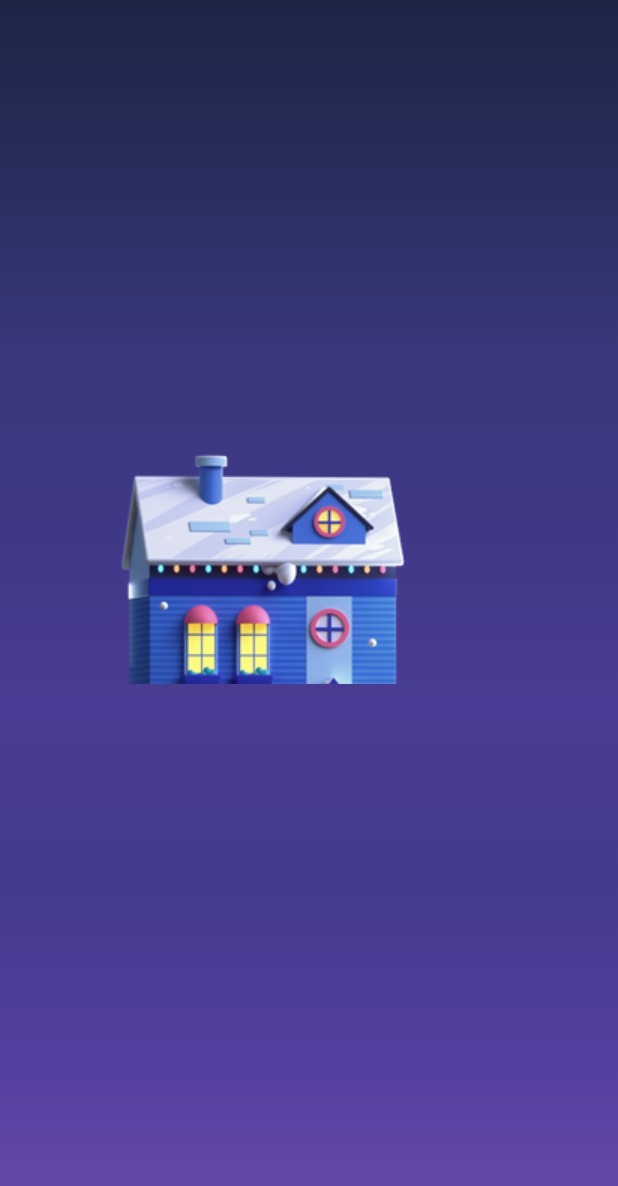
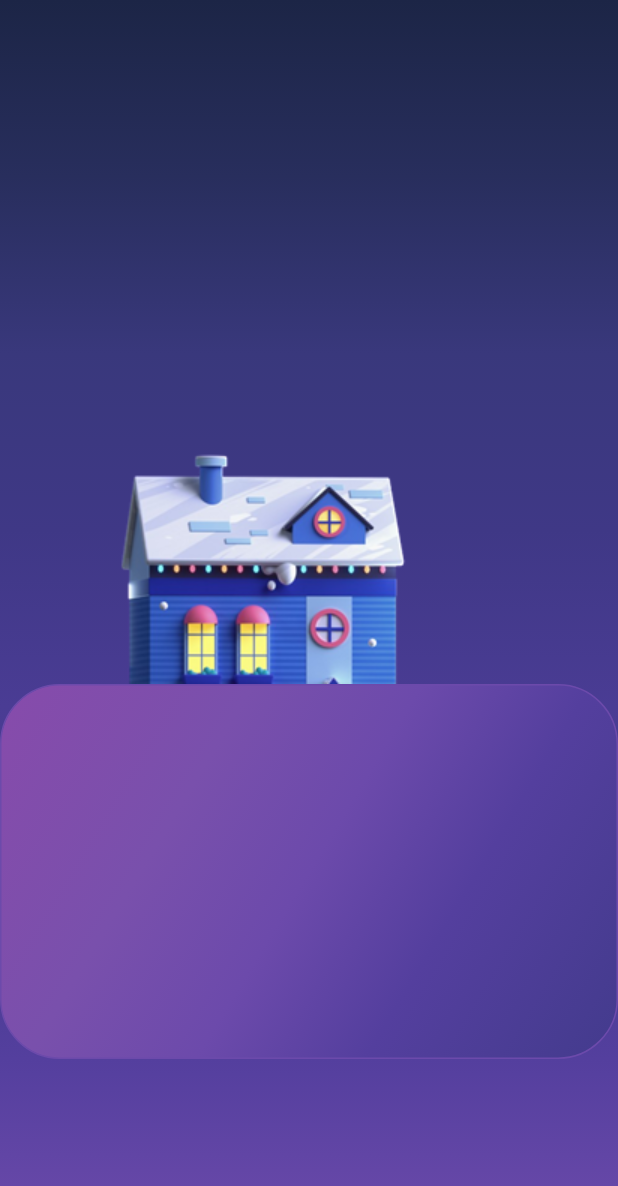
Before and after one commit to adeenazara2002/Weather-Forecast-App, a Flutter app: the Home screen opened directly, on a phone screen of 412 x 824 dp. Shown: the top 1186 px of the screen. Run offline on Flutter 3.47's test engine with Material 3 defaults, Android fonts, the phone set to English and light mode, and no system bars.

Commit message:
Home Screen

```diff
--- a/lib/Screens/home.dart
+++ b/lib/Screens/home.dart
@@ -21,8 +21,6 @@ class Home extends StatelessWidget {
               Color.fromRGBO(67, 59, 141, 1.0),
               Color.fromRGBO(84, 63, 158, 1.0),
               Color.fromRGBO(108, 74, 171, 1.0),
-              // Color.fromRGBO(121, 80, 172, 1.0),
-              // Color.fromRGBO(135, 75, 171, 1.0),
             ],
           ),
         ),
@@ -37,7 +35,37 @@ class Home extends StatelessWidget {
                 Image.asset('assets/images/house.png'),
               ],
             ),
-                     ],
+
+            // ==== CONTAINER ====
+            Row(
+              children: [
+                Expanded(
+                  child: Container(
+                    height: 250,
+                    decoration: BoxDecoration(
+                      gradient: LinearGradient(
+                        begin: Alignment.topLeft,
+                        end: Alignment.bottomRight,
+                        stops: [0.0, 0.3, 0.5, 0.7, 1.0],
+
+                        colors: [
+                          Color.fromRGBO(135, 75, 171, 1.0), // Lightest shade
+                          Color.fromRGBO(121, 80, 172, 1.0),
+                          Color.fromRGBO(108, 74, 171, 1.0), // Middle shade
+                          Color.fromRGBO(84, 63, 158, 1.0),
+                          Color.fromRGBO(67, 59, 141, 1.0), // Darkest shade
+                        ],
+                      ),
+                      borderRadius: BorderRadius.circular(40),
+                      border: Border.all(
+                        color: Color.fromRGBO(108, 74, 171, 1.0),
+                      ),
+                    ),
+                  ),
+                ),
+              ],
+            )
+          ],
         ),
       ),
     );
```
